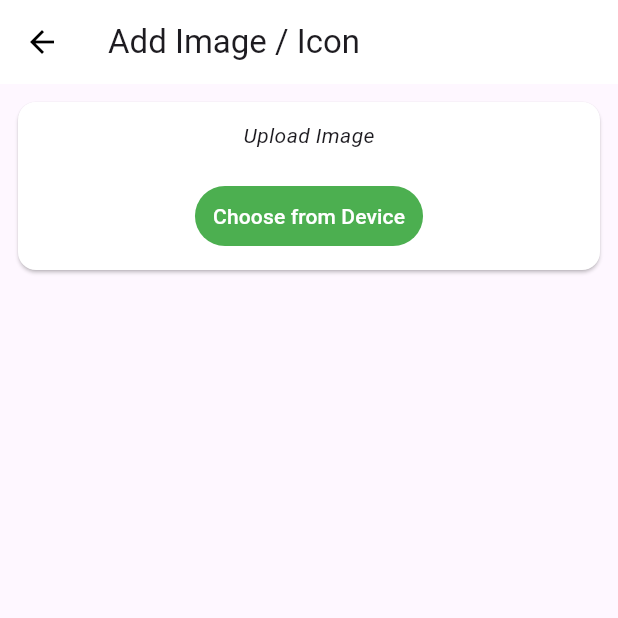
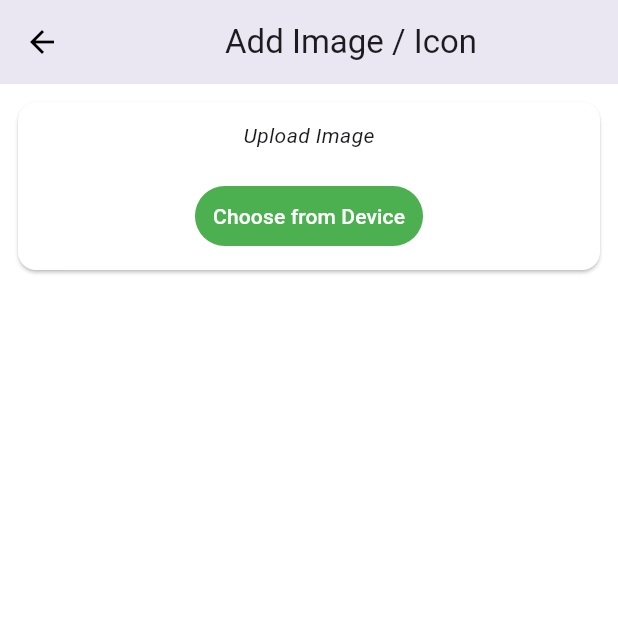
Before and after one commit to aniket8439/celebrare, a Flutter app: the screen it shows after launch, after a tap on "Choose from Device", on a phone screen of 412 x 824 dp, the top half of it. Run offline on Flutter 3.47's test engine with Material 3 defaults, Android fonts, the phone set to English and light mode, and no system bars; our stand-ins replace file_picker, image_cropper.

```diff
--- a/lib/main.dart
+++ b/lib/main.dart
@@ -12,7 +12,7 @@ class MyApp extends StatelessWidget {
       title: 'Splash Screen',
       theme: ThemeData(
         primarySwatch: Colors.green,
-        backgroundColor: Colors.white70,
+        backgroundColor: Colors.white,
       ),
       home: MyHomePage(),
       debugShowCheckedModeBanner: false,
--- a/lib/screens/second_screen.dart
+++ b/lib/screens/second_screen.dart
@@ -42,29 +42,6 @@ class _SecondScreenState extends State<SecondScreen> {
           File croppedFile = File(croppedResult.path);
           img.Image? image = img.decodeImage(croppedFile.readAsBytesSync());
 
-          if (image != null) {
-            setState(() {
-              _originalFile = originalFile;
-              _modifiedImage = image;
-            });
-
-            // Show the alert box with shape selection activity
-            showDialog(
-              context: context,
-              builder: (BuildContext context) => ShapeSelectionDialog(
-                originalFile: _originalFile!,
-                modifiedImage: _modifiedImage!,
-                onUseThisImage: () {
-                  Navigator.pop(context); // Close the dialog
-                },
-              ),
-            );
-          } else {
-            print("Error decoding the image.");
-          }
-        } else if (croppedResult is File) {
-          File croppedFile = croppedResult;
-          img.Image? image = img.decodeImage(croppedFile.readAsBytesSync());
 
           if (image != null) {
             setState(() {
@@ -79,10 +56,14 @@ class _SecondScreenState extends State<SecondScreen> {
                 originalFile: _originalFile!,
                 modifiedImage: _modifiedImage!,
                 onUseThisImage: () {
-                  Navigator.pop(context); // Close the dialog
+                   // Close the dialog
                 },
               ),
-            );
+            ).then((value) => {
+              setState(() {
+                _modifiedImage = value;
+              })
+            });
           } else {
             print("Error decoding the image.");
           }
@@ -98,20 +79,19 @@ class _SecondScreenState extends State<SecondScreen> {
   @override
   Widget build(BuildContext context) {
     return Scaffold(
+      backgroundColor: Colors.white,
       appBar: AppBar(
         systemOverlayStyle: const SystemUiOverlayStyle(
-          // Status bar color
+
           statusBarColor: Colors.green,
 
-          // Status bar brightness (optional)
-          statusBarIconBrightness: Brightness.dark, // For Android (dark icons)
-          statusBarBrightness: Brightness.light, // For iOS (dark icons)
         ),
-        title: const Text('Add Image / Icon'),
+        title: const Center(child: Text('Add Image / Icon'),),
         backgroundColor: Colors.white,
         leading: const BackButton(
           color: Colors.black,
         ),
+        elevation: 20,
       ),
       body: ListView(
         children: [
--- a/lib/screens/splash_screen.dart
+++ b/lib/screens/splash_screen.dart
@@ -37,6 +37,21 @@ class _MyHomePageState extends State<MyHomePage> {
               fontWeight: FontWeight.w900,
               decoration: TextDecoration.none,
             ),
+          ),
+          Row(
+            children: [
+              SizedBox(width: 200,),
+              Text(
+
+                "Digital Invitation",
+                style: TextStyle(
+                  fontSize: 10,
+                  color: Colors.black,
+                  fontWeight: FontWeight.w200,
+                  decoration: TextDecoration.none,
+                ),
+              )
+            ],
           )
         ],
       ),
--- a/lib/utils/image_processing.dart
+++ b/lib/utils/image_processing.dart
@@ -21,7 +21,6 @@ void applyShape(Shape shape, img.Image image) {
       _applyCircleShape(image);
       break;
     case Shape.original:
-    // Do nothing for the original shape
       break;
   }
 }
--- a/pubspec.yaml
+++ b/pubspec.yaml
@@ -39,6 +39,7 @@ dependencies:
   image: ^3.0.1
   image_cropper: ^5.0.1
   path_provider: ^2.0.2
+  path: ^1.8.3
 
 dev_dependencies:
   flutter_test:
@@ -71,6 +72,7 @@ flutter:
     - assets/user_image_frame_2.png
     - assets/user_image_frame_3.png
     - assets/user_image_frame_4.png
+    - assets/heart.jpeg
 
 
   # An image asset can refer to one or more resolution-specific "variants", see
```
Also changed, not shown: lib/widgets/shape_selection_dialog.dart (+89 -43 lines), assets/heart.jpeg (added), pubspec.lock, 1 other file.
